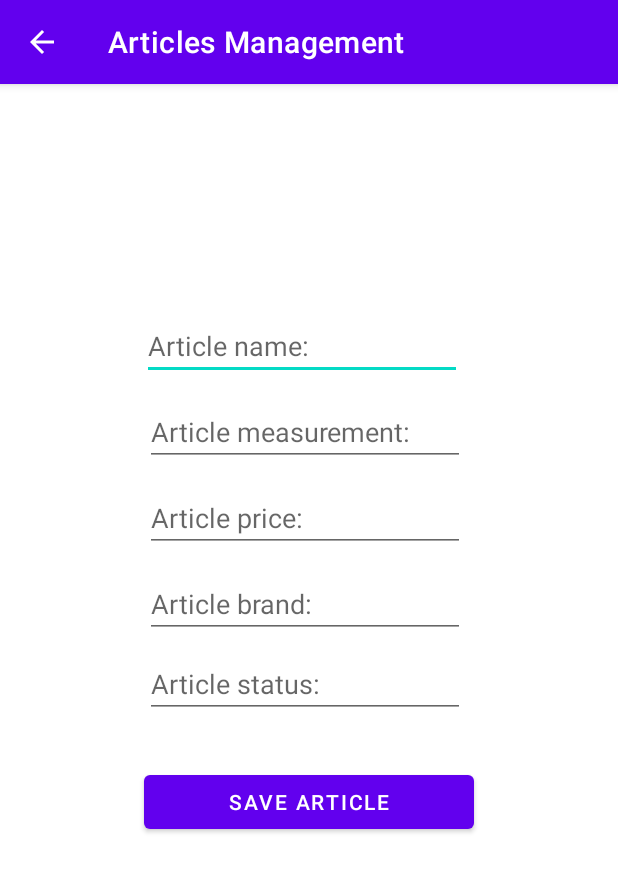
After one commit to AlexRTC1997/EB_Project, an Android app: the ArticleAddActivity screen opened directly, with no data from a screen before it, on a phone screen of 412 x 824 dp. The commit adds this screen. Shown: the top 872 px of the screen. Run offline under Robolectric (Android 15) with nearby library versions, the phone set to English and light mode, and no system bars.

Commit message:
ADD: Articles CREATE functionality (RAW)

```diff
--- /dev/null
+++ b/app/src/main/java/com/example/eb_project/ArticleAddActivity.java
@@ -0,0 +1,62 @@
+package com.example.eb_project;
+
+import androidx.appcompat.app.AppCompatActivity;
+
+import android.content.Intent;
+import android.os.Bundle;
+import android.view.View;
+import android.widget.Button;
+import android.widget.EditText;
+import android.widget.Toast;
+
+import com.example.eb_project.db.DbArticle;
+import com.example.eb_project.db.DbBrand;
+
+public class ArticleAddActivity extends AppCompatActivity {
+    EditText etArticleName, etArticleMeasurement, etArticlePrice, etArticleBrand, etArticleStatus;
+    Button btnArticleSave;
+
+    @Override
+    protected void onCreate(Bundle savedInstanceState) {
+        super.onCreate(savedInstanceState);
+        setContentView(R.layout.activity_article_add);
+
+        etArticleName = findViewById(R.id.et_article_details_name);
+        etArticleMeasurement = findViewById(R.id.et_article_details_measurement);
+        etArticlePrice = findViewById(R.id.et_article_details_price);
+        etArticleBrand = findViewById(R.id.et_article_details_brand);
+        etArticleStatus = findViewById(R.id.et_article_details_status);
+
+        btnArticleSave = findViewById(R.id.btn_article_details_save);
+
+        btnArticleSave.setOnClickListener(new View.OnClickListener() {
+            @Override
+            public void onClick(View view) {
+                DbArticle dbArticle = new DbArticle(ArticleAddActivity.this);
+                long id = dbArticle.insertArticle(etArticleName.getText().toString(), etArticleMeasurement.getText().toString(), Double.parseDouble(etArticlePrice.getText().toString()), etArticleBrand.getText().toString(), etArticleStatus.getText().toString());
+
+                if (id > 0) {
+                    Toast.makeText(ArticleAddActivity.this, "Saved article", Toast.LENGTH_LONG).show();
+                    cleanFields();
+                    goToArticleActivity();
+                } else {
+                    Toast.makeText(ArticleAddActivity.this, "Something went wrong", Toast.LENGTH_LONG).show();
+                }
+            }
+        });
+
+    }
+
+    private void cleanFields() {
+        etArticleName.setText("");
+        etArticleMeasurement.setText("");
+        etArticlePrice.setText(0);
+        etArticleBrand.setText("");
+        etArticleStatus.setText("");
+    }
+
+    private void goToArticleActivity() {
+        Intent intent = new Intent(this, ArticleActivity.class);
+        startActivity(intent);
+    }
+}
--- /dev/null
+++ b/app/src/main/res/layout/activity_article_add.xml
@@ -0,0 +1,89 @@
+<?xml version="1.0" encoding="utf-8"?>
+<androidx.constraintlayout.widget.ConstraintLayout xmlns:android="http://schemas.android.com/apk/res/android"
+    xmlns:app="http://schemas.android.com/apk/res-auto"
+    xmlns:tools="http://schemas.android.com/tools"
+    android:layout_width="match_parent"
+    android:layout_height="match_parent"
+    tools:context=".ArticleAddActivity">
+
+    <EditText
+        android:id="@+id/et_article_details_name"
+        android:layout_width="wrap_content"
+        android:layout_height="wrap_content"
+        android:layout_marginTop="152dp"
+        android:ems="10"
+        android:hint="@string/article_name_label"
+        android:inputType="textPersonName"
+        app:layout_constraintEnd_toEndOf="parent"
+        app:layout_constraintHorizontal_bias="0.477"
+        app:layout_constraintStart_toStartOf="parent"
+        app:layout_constraintTop_toTopOf="parent" />
+
+    <EditText
+        android:id="@+id/et_article_details_price"
+        android:layout_width="wrap_content"
+        android:layout_height="wrap_content"
+        android:layout_marginTop="12dp"
+        android:ems="10"
+        android:hint="@string/article_price_label"
+        android:inputType="numberDecimal"
+        app:layout_constraintEnd_toEndOf="parent"
+        app:layout_constraintHorizontal_bias="0.487"
+        app:layout_constraintStart_toStartOf="parent"
+        app:layout_constraintTop_toBottomOf="@+id/et_article_details_measurement" />
+
+    <EditText
+        android:id="@+id/et_article_details_brand"
+        android:layout_width="wrap_content"
+        android:layout_height="wrap_content"
+        android:layout_marginTop="12dp"
+        android:ems="10"
+        android:hint="@string/article_brand_label"
+        android:inputType="textPersonName"
+        app:layout_constraintEnd_toEndOf="parent"
+        app:layout_constraintHorizontal_bias="0.487"
+        app:layout_constraintStart_toStartOf="parent"
+        app:layout_constraintTop_toBottomOf="@+id/et_article_details_price" />
+
+    <EditText
+        android:id="@+id/et_article_details_measurement"
+        android:layout_width="wrap_content"
+        android:layout_height="wrap_content"
+        android:layout_marginTop="12dp"
+        android:ems="10"
+        android:hint="@string/article_measurement_label"
+        android:inputType="textPersonName"
+        app:layout_constraintEnd_toEndOf="parent"
+        app:layout_constraintHorizontal_bias="0.487"
+        app:layout_constraintStart_toStartOf="parent"
+        app:layout_constraintTop_toBottomOf="@+id/et_article_details_name" />
+
+    <EditText
+        android:id="@+id/et_article_details_status"
+        android:layout_width="wrap_content"
+        android:layout_height="wrap_content"
+        android:layout_marginTop="8dp"
+        android:ems="10"
+        android:hint="@string/article_status_label"
+        android:inputType="textPersonName"
+        app:layout_constraintEnd_toEndOf="parent"
+        app:layout_constraintHorizontal_bias="0.487"
+        app:layout_constraintStart_toStartOf="parent"
+        app:layout_constraintTop_toBottomOf="@+id/et_article_details_brand" />
+
+    <Button
+        android:id="@+id/btn_article_details_save"
+        android:layout_width="0dp"
+        android:layout_height="wrap_content"
+        android:layout_marginStart="96dp"
+        android:layout_marginTop="32dp"
+        android:layout_marginEnd="96dp"
+        android:text="@string/article_save_label"
+        app:layout_constraintBottom_toBottomOf="parent"
+        app:layout_constraintEnd_toEndOf="parent"
+        app:layout_constraintHorizontal_bias="1.0"
+        app:layout_constraintStart_toStartOf="parent"
+        app:layout_constraintTop_toBottomOf="@+id/et_article_details_status"
+        app:layout_constraintVertical_bias="0.0" />
+
+</androidx.constraintlayout.widget.ConstraintLayout>
--- a/app/src/main/res/layout/activity_brand_add.xml
+++ b/app/src/main/res/layout/activity_brand_add.xml
@@ -13,7 +13,7 @@
         android:layout_marginStart="96dp"
         android:layout_marginTop="40dp"
         android:layout_marginEnd="96dp"
-        android:text="@string/status_save_label"
+        android:text="@string/brand_save_label"
         app:layout_constraintEnd_toEndOf="parent"
         app:layout_constraintHorizontal_bias="0.0"
         app:layout_constraintStart_toStartOf="parent"
```
Also changed, not shown: app/src/main/AndroidManifest.xml (+14 -0 lines), app/src/main/java/com/example/eb_project/ArticleActivity.java (added, +30 -0 lines), app/src/main/java/com/example/eb_project/MainActivity.java (+14 -2 lines), app/src/main/java/com/example/eb_project/db/DbArticle.java (+36 -1 lines), app/src/main/res/layout/activity_article.xml (added, +20 -0 lines).
